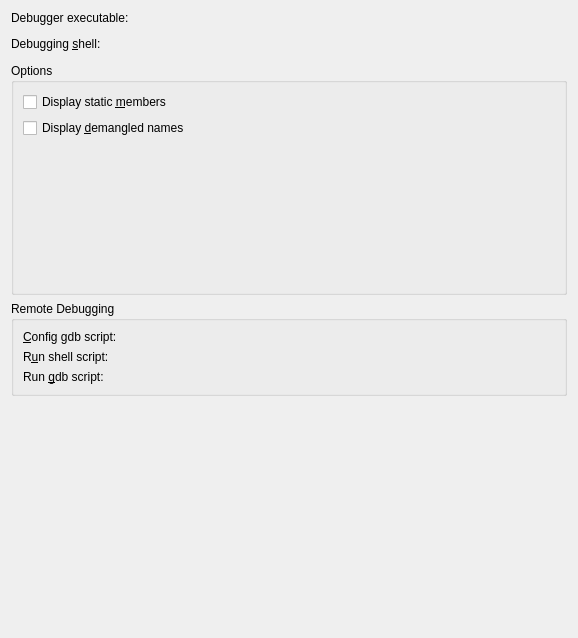
Above: debuggers/gdb/debuggerconfigwidget.ui from KDE/kdevelop before the change. Below: the same form after it.
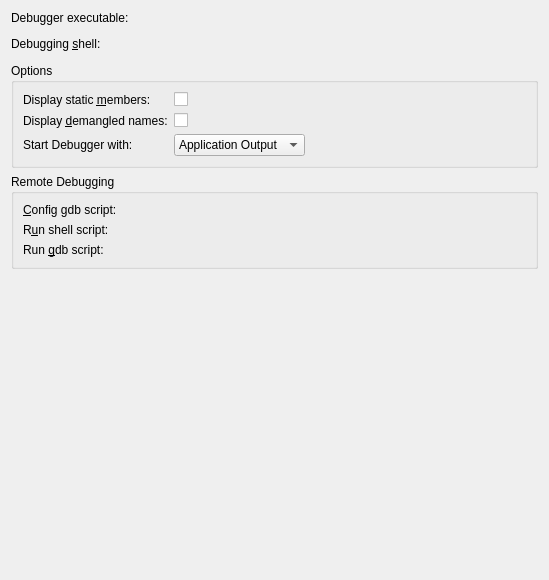
That is the form after the change. Custom widgets are drawn as their Qt base class.

Commit message:
add debugger option to choose which tool view should be opened on debug start
This option already existed in KDevelop 3.5

Can't be in 4.3 because of new strings and a bugfix I applied to
kdevplatform master only.

FIXED-IN: 4.4

```diff
--- a/debuggers/gdb/debuggerconfigwidget.ui
+++ b/debuggers/gdb/debuggerconfigwidget.ui
@@ -6,8 +6,8 @@
    <rect>
     <x>0</x>
     <y>0</y>
-    <width>578</width>
-    <height>638</height>
+    <width>549</width>
+    <height>580</height>
    </rect>
   </property>
   <property name="windowTitle">
@@ -91,8 +91,21 @@
        <property name="title">
         <string>Options</string>
        </property>
-       <layout class="QVBoxLayout">
-        <item>
+       <layout class="QFormLayout" name="formLayout">
+        <property name="fieldGrowthPolicy">
+         <enum>QFormLayout::ExpandingFieldsGrow</enum>
+        </property>
+        <item row="0" column="0">
+         <widget class="QLabel" name="label_3">
+          <property name="text">
+           <string>Display static &amp;members:</string>
+          </property>
+          <property name="buddy">
+           <cstring>kcfg_displayStaticMembers</cstring>
+          </property>
+         </widget>
+        </item>
+        <item row="0" column="1">
          <widget class="QCheckBox" name="kcfg_displayStaticMembers">
           <property name="whatsThis">
            <string>Displaying static members makes GDB slower in
@@ -103,11 +116,21 @@
 check this option.</string>
           </property>
           <property name="text">
-           <string>Display static &amp;members</string>
+           <string/>
           </property>
          </widget>
         </item>
-        <item>
+        <item row="1" column="0">
+         <widget class="QLabel" name="label_2">
+          <property name="text">
+           <string>Display &amp;demangled names:</string>
+          </property>
+          <property name="buddy">
+           <cstring>kcfg_asmDemangle</cstring>
+          </property>
+         </widget>
+        </item>
+        <item row="1" column="1">
          <widget class="QCheckBox" name="kcfg_asmDemangle">
           <property name="whatsThis">
            <string>When displaying the disassembled code you
@@ -115,37 +138,38 @@
 However, non-mangled names are easier to read.</string>
           </property>
           <property name="text">
-           <string>Display &amp;demangled names</string>
+           <string/>
           </property>
          </widget>
         </item>
-        <!--
-        <item>
-         <widget class="QCheckBox" name="kcfg_dbgTerminal">
-          <property name="whatsThis">
-           <string>This allows you to enter terminal input when your
-application contains terminal input code (e.g. cin, fgets, etc.).
-If you use terminal input in your application then check this option.
-Otherwise leave it unchecked.</string>
-          </property>
+        <item row="2" column="0">
+         <widget class="QLabel" name="label">
           <property name="text">
-           <string>Enable separate terminal for application &amp;IO</string>
+           <string>Start Debugger with:</string>
+          </property>
+          <property name="buddy">
+           <cstring>kcfg_startWith</cstring>
           </property>
          </widget>
         </item>
-        -->
-        <item>
-         <spacer>
-          <property name="orientation">
-           <enum>Qt::Vertical</enum>
-          </property>
-          <property name="sizeHint" stdset="0">
-           <size>
-            <width>20</width>
-            <height>40</height>
-           </size>
-          </property>
-         </spacer>
+        <item row="2" column="1">
+         <widget class="QComboBox" name="kcfg_startWith">
+          <item>
+           <property name="text">
+            <string>Application Output</string>
+           </property>
+          </item>
+          <item>
+           <property name="text">
+            <string>GDB Console</string>
+           </property>
+          </item>
+          <item>
+           <property name="text">
+            <string>Frame Stack</string>
+           </property>
+          </item>
+         </widget>
         </item>
        </layout>
       </widget>
```
Left out of the diff: 4 changed lines with no effect on the pictures. The commit also changes 7 other files.
